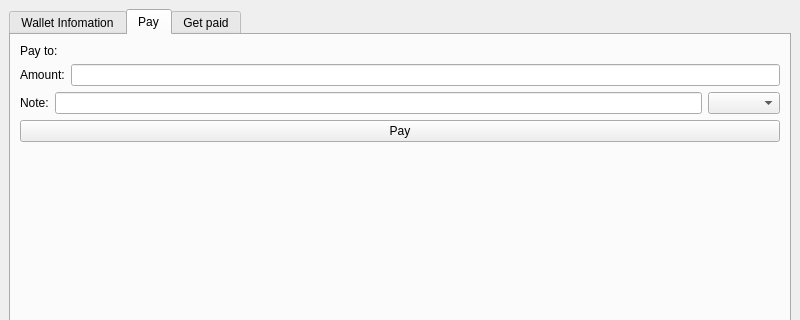
Old version of the form qt/forms/mainwindow.ui in the repository uebian/tronwallet; both pictures show x 0 to 800 and y 0 to 320 of the 800 by 600 pixel window.
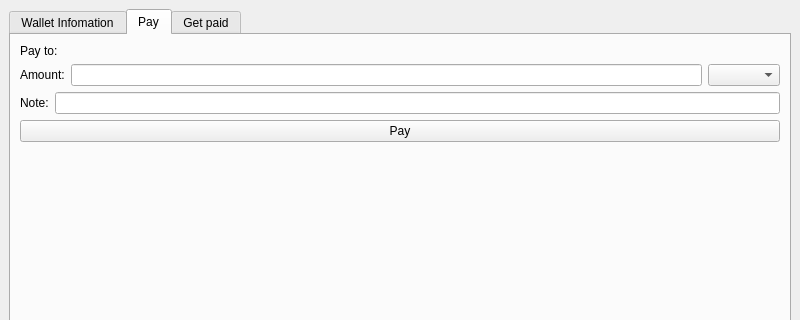
New version of the form. Custom widgets are drawn as their Qt base class.

Commit message: 增加对于多种资产的初步支持

Diff of the .ui file:
```diff
--- a/qt/forms/mainwindow.ui
+++ b/qt/forms/mainwindow.ui
@@ -109,7 +109,10 @@
            </widget>
           </item>
           <item>
-           <widget class="QLineEdit" name="lineEdit_2"/>
+           <widget class="QLineEdit" name="editPayAmount"/>
+          </item>
+          <item>
+           <widget class="QComboBox" name="comboPayCurrency"/>
           </item>
          </layout>
         </item>
@@ -125,9 +128,6 @@
           <item>
            <widget class="QLineEdit" name="lineEdit_2"/>
           </item>
-          <item>
-           <widget class="QComboBox" name="comboPayCurrency"/>
-          </item>
          </layout>
         </item>
         <item>
```
The commit also changes 2 other files.
